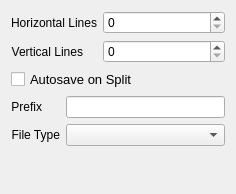
This is plugins/extensions/imagesplit/wdg_imagesplit.ui in KDE/krita as Qt 5 draws it before an edit. The edited form follows.
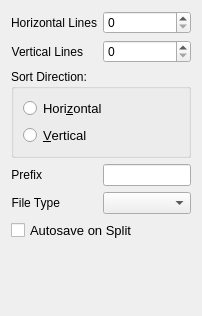
This is the edited form. Custom widgets are drawn as their Qt base class.

Commit message: Add direction choice to the imagesplit plugin

The edit to the form file:
```diff
--- a/plugins/extensions/imagesplit/wdg_imagesplit.ui
+++ b/plugins/extensions/imagesplit/wdg_imagesplit.ui
@@ -6,61 +6,56 @@
    <rect>
     <x>0</x>
     <y>0</y>
-    <width>236</width>
-    <height>194</height>
+    <width>202</width>
+    <height>316</height>
    </rect>
   </property>
   <property name="windowTitle">
    <string>Image Size</string>
   </property>
-  <layout class="QGridLayout" name="gridLayout_2">
-   <item row="0" column="0">
-    <layout class="QGridLayout" name="gridLayout">
-     <item row="0" column="0">
+  <layout class="QVBoxLayout" name="verticalLayout">
+   <item>
       <layout class="QFormLayout" name="formLayout">
-       <item row="0" column="0">
-        <widget class="QLabel" name="lblHorizontalSplitLines">
-         <property name="text">
-          <string>Horizontal Lines</string>
-         </property>
-         <property name="alignment">
-          <set>Qt::AlignRight|Qt::AlignTrailing|Qt::AlignVCenter</set>
-         </property>
-        </widget>
-       </item>
-       <item row="0" column="1">
+     <item row="1" column="1">
         <widget class="KisIntParseSpinBox" name="intHorizontalSplitLines"/>
        </item>
-       <item row="1" column="0">
-        <widget class="QLabel" name="lblVerticalSplitLines">
-         <property name="text">
-          <string>Vertical Lines</string>
-         </property>
-         <property name="alignment">
-          <set>Qt::AlignRight|Qt::AlignTrailing|Qt::AlignVCenter</set>
-         </property>
-        </widget>
-       </item>
-       <item row="1" column="1">
+     <item row="3" column="1">
         <widget class="KisIntParseSpinBox" name="intVerticalSplitLines"/>
        </item>
-      </layout>
-     </item>
-     <item row="1" column="0">
-      <widget class="QCheckBox" name="chkAutoSave">
-       <property name="font">
-        <font>
-         <pointsize>10</pointsize>
-        </font>
-       </property>
-       <property name="text">
-        <string>Autosave on Split</string>
-       </property>
+     <item row="4" column="0" colspan="2">
+      <widget class="QGroupBox" name="groupBox">
+       <property name="title">
+        <string>Sort Direction:</string>
+       </property>
+       <layout class="QVBoxLayout" name="verticalLayout_2">
+        <item>
+         <widget class="QRadioButton" name="chkHorizontal">
+          <property name="font">
+           <font>
+            <pointsize>10</pointsize>
+           </font>
+          </property>
+          <property name="text">
+           <string>Hori&amp;zontal</string>
+          </property>
+         </widget>
+        </item>
+        <item>
+         <widget class="QRadioButton" name="chkVertical">
+          <property name="font">
+           <font>
+            <pointsize>10</pointsize>
+           </font>
+          </property>
+          <property name="text">
+           <string>&amp;Vertical</string>
+          </property>
+         </widget>
+        </item>
+       </layout>
       </widget>
      </item>
-     <item row="2" column="0">
-      <layout class="QFormLayout" name="formLayout_2">
-       <item row="0" column="0">
+     <item row="5" column="0">
         <widget class="QLabel" name="lblSuffix">
          <property name="text">
           <string>Prefix</string>
@@ -70,7 +65,7 @@
          </property>
         </widget>
        </item>
-       <item row="0" column="1">
+     <item row="5" column="1">
         <widget class="QLineEdit" name="lineEdit">
          <property name="enabled">
           <bool>true</bool>
@@ -80,7 +75,7 @@
          </property>
         </widget>
        </item>
-       <item row="1" column="0">
+     <item row="7" column="0">
         <widget class="QLabel" name="lblFileType">
          <property name="text">
           <string>File Type</string>
@@ -90,12 +85,51 @@
          </property>
         </widget>
        </item>
-       <item row="1" column="1">
-        <widget class="QComboBox" name="cmbFileType"/>
-       </item>
-      </layout>
+     <item row="7" column="1">
+      <widget class="QComboBox" name="cmbFileType">
+       <property name="sizePolicy">
+        <sizepolicy hsizetype="Expanding" vsizetype="Fixed">
+         <horstretch>0</horstretch>
+         <verstretch>0</verstretch>
+        </sizepolicy>
+       </property>
+      </widget>
+     </item>
+     <item row="9" column="0" colspan="2">
+      <widget class="QCheckBox" name="chkAutoSave">
+       <property name="font">
+        <font>
+         <pointsize>10</pointsize>
+        </font>
+       </property>
+       <property name="text">
+        <string>Autosave on Split</string>
+       </property>
+      </widget>
+     </item>
+     <item row="1" column="0">
+      <widget class="QLabel" name="lblHorizontalSplitLines">
+       <property name="text">
+        <string>Horizontal Lines</string>
+       </property>
+       <property name="alignment">
+        <set>Qt::AlignRight|Qt::AlignTrailing|Qt::AlignVCenter</set>
+       </property>
+      </widget>
      </item>
      <item row="3" column="0">
+      <widget class="QLabel" name="lblVerticalSplitLines">
+       <property name="text">
+        <string>Vertical Lines</string>
+       </property>
+       <property name="alignment">
+        <set>Qt::AlignRight|Qt::AlignTrailing|Qt::AlignVCenter</set>
+       </property>
+      </widget>
+     </item>
+    </layout>
+   </item>
+   <item>
       <spacer name="verticalSpacer">
        <property name="orientation">
         <enum>Qt::Vertical</enum>
@@ -103,12 +137,10 @@
        <property name="sizeHint" stdset="0">
         <size>
          <width>20</width>
-         <height>38</height>
+       <height>2</height>
         </size>
        </property>
       </spacer>
-     </item>
-    </layout>
    </item>
   </layout>
  </widget>
```
Lines whose indentation alone changed are shown as unchanged. The commit also changes 4 other files.
